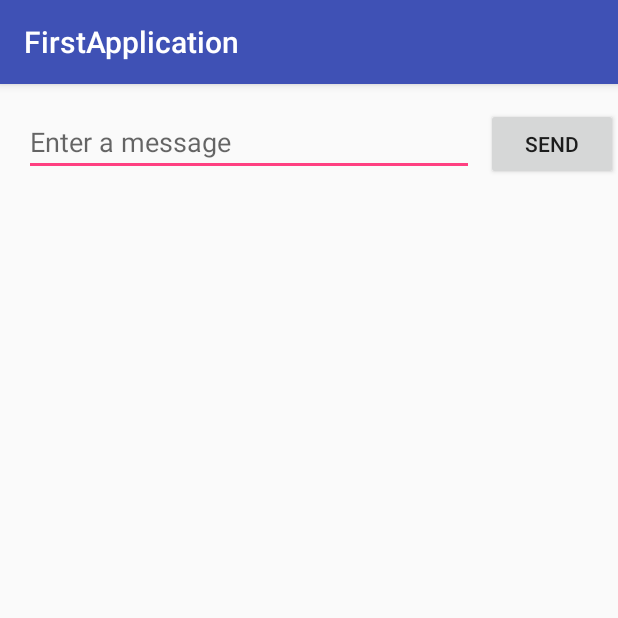
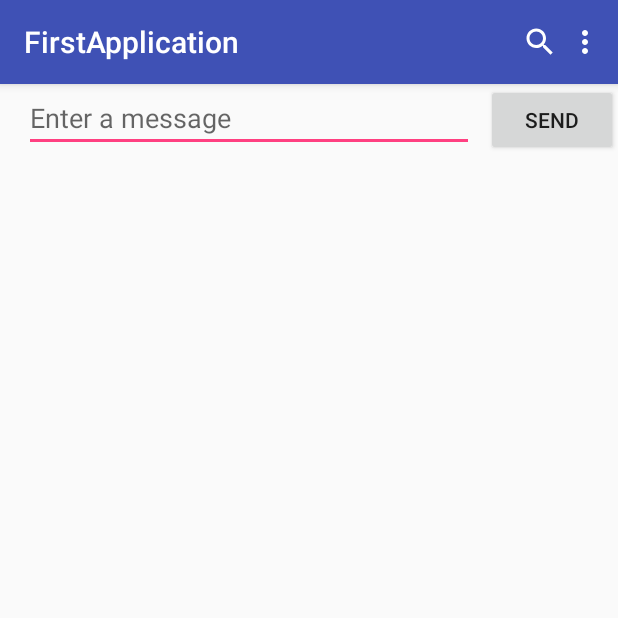
Before and after one commit to phirumtan/First-Application, an Android app: the screen it shows after launch (MainActivity), on a phone screen of 412 x 824 dp, the top half of it. Run offline under Robolectric (Android 15) with nearby library versions, the phone set to English and light mode, and no system bars.

Commit message:
1. The layout Editor 2. Basic Template 3. Activity

```diff
--- a/app/src/main/AndroidManifest.xml
+++ b/app/src/main/AndroidManifest.xml
@@ -10,6 +10,7 @@
         android:supportsRtl="true"
         android:theme="@style/AppTheme">
         <activity
+            android:theme="@style/AppTheme.NoActionBar"
             android:name=".MainActivity"
             android:label="@string/app_name">
             <intent-filter>
--- a/app/src/main/java/com/example/tanphirum/firstapplication/MainActivity.java
+++ b/app/src/main/java/com/example/tanphirum/firstapplication/MainActivity.java
@@ -1,16 +1,26 @@
 package com.example.tanphirum.firstapplication;
 
+import android.content.Context;
 import android.content.Intent;
+import android.net.Uri;
+import android.os.Build;
 import android.os.Bundle;
-import android.os.Handler;
+import android.support.v4.app.ShareCompat;
+import android.support.v4.content.ContextCompat;
+import android.support.v7.app.ActionBar;
 import android.support.v7.app.AppCompatActivity;
+import android.support.v7.widget.Toolbar;
+import android.util.Log;
+import android.view.Menu;
+import android.view.MenuItem;
 import android.view.View;
 import android.widget.Button;
 import android.widget.EditText;
-import android.widget.ProgressBar;
+import android.widget.Toast;
 
 public class MainActivity extends AppCompatActivity implements View.OnClickListener {
 
+    private static final String LOG_TAG = MainActivity.class.getSimpleName(); // constant tag log message
     public static final String EXT_KEY_MSG = "ext_key_msg";
 
     private EditText mEdtMsg;
@@ -21,6 +31,19 @@ public class MainActivity extends AppCompatActivity implements View.OnClickListe
     protected void onCreate(Bundle savedInstanceState) {
         super.onCreate(savedInstanceState);
         setContentView(R.layout.activity_main);
+
+        Toolbar toolbar = findViewById(R.id.toolbar);
+        toolbar.setTitleTextColor(ContextCompat.getColor(this, android.R.color.white));
+        setSupportActionBar(toolbar);
+
+        ActionBar actionBar = getSupportActionBar();
+        if (actionBar != null)
+            actionBar.setDisplayShowTitleEnabled(true);
+
+        if (Build.VERSION.SDK_INT >= Build.VERSION_CODES.LOLLIPOP) {
+            getWindow().setStatusBarColor(ContextCompat.getColor(this, android.R.color.holo_green_dark));
+        }
+        Log.d(LOG_TAG, "onCreate");
 
         mEdtMsg = findViewById(R.id.edt_enter_msg);
 
@@ -35,18 +58,91 @@ public class MainActivity extends AppCompatActivity implements View.OnClickListe
         startActivity(intent);
     }
 
+    public void openWebsite(String url) {
+        Uri webpage = Uri.parse(url);
+
+        Intent intent = new Intent(Intent.ACTION_VIEW, webpage);
+        // Find an activity to hand the intent and start that activity.
+        if (intent.resolveActivity(getPackageManager()) != null) {
+            startActivity(intent);
+        } else {
+            Log.d("ImplicitIntents", "Can't handle this intent!");
+        }
+    }
+
+    public void shareText(Context context, String msg) {
+        ShareCompat.IntentBuilder
+                .from(this)
+                .setType("text/plain")
+                .setChooserTitle("Share with: ")
+                .setText("hello share text content!!!")
+                .startChooser();
+    }
+
     @Override
     public void onClick(final View v) {
         switch (v.getId()) {
             case R.id.btn_send:
-                new Handler().postDelayed(new Runnable() {
-                    @Override
-                    public void run() {
-                        sendMessage(v);
-                    }
-                }, 3000);
-
+                sendMessage(v);
                 break;
         }
     }
+
+    @Override
+    public void onStart() {
+        super.onStart();
+        Log.d(LOG_TAG, "onStart");
+    }
+
+    @Override
+    public void onRestart() {
+        super.onRestart();
+        Log.d(LOG_TAG, "onRestart");
+    }
+
+    @Override
+    public void onResume() {
+        super.onResume();
+        Log.d(LOG_TAG, "onResume");
+    }
+
+    @Override
+    public void onPause() {
+        super.onPause();
+        Log.d(LOG_TAG, "onPause");
+    }
+
+    @Override
+    public void onStop() {
+        super.onStop();
+        Log.d(LOG_TAG, "onStop");
+    }
+
+    @Override
+    public void onDestroy() {
+        super.onDestroy();
+        Log.d(LOG_TAG, "onDestroy");
+    }
+
+    @Override
+    public boolean onCreateOptionsMenu(Menu menu) {
+        getMenuInflater().inflate(R.menu.menu_main, menu);
+        return super.onCreateOptionsMenu(menu);
+    }
+
+    @Override
+    public boolean onOptionsItemSelected(MenuItem item) {
+        switch (item.getItemId()) {
+            case R.id.action_grid:
+                Toast.makeText(this, "click grid", Toast.LENGTH_SHORT).show();
+                break;
+            case R.id.action_list:
+                Toast.makeText(this, "click list", Toast.LENGTH_SHORT).show();
+                break;
+            case R.id.action_settings:
+                Toast.makeText(this, "click settings", Toast.LENGTH_SHORT).show();
+                break;
+        }
+        return super.onOptionsItemSelected(item);
+    }
 }
--- /dev/null
+++ b/app/src/main/res/drawable/ic_grid.xml
@@ -0,0 +1,9 @@
+<vector xmlns:android="http://schemas.android.com/apk/res/android"
+        android:width="24dp"
+        android:height="24dp"
+        android:viewportWidth="24.0"
+        android:viewportHeight="24.0">
+    <path
+        android:fillColor="#FF000000"
+        android:pathData="M20,2L4,2c-1.1,0 -2,0.9 -2,2v16c0,1.1 0.9,2 2,2h16c1.1,0 2,-0.9 2,-2L22,4c0,-1.1 -0.9,-2 -2,-2zM8,20L4,20v-4h4v4zM8,14L4,14v-4h4v4zM8,8L4,8L4,4h4v4zM14,20h-4v-4h4v4zM14,14h-4v-4h4v4zM14,8h-4L10,4h4v4zM20,20h-4v-4h4v4zM20,14h-4v-4h4v4zM20,8h-4L16,4h4v4z"/>
+</vector>
--- /dev/null
+++ b/app/src/main/res/drawable/ic_search.xml
@@ -0,0 +1,9 @@
+<vector xmlns:android="http://schemas.android.com/apk/res/android"
+        android:width="24dp"
+        android:height="24dp"
+        android:viewportWidth="24.0"
+        android:viewportHeight="24.0">
+    <path
+        android:fillColor="#FFFFFFFF"
+        android:pathData="M15.5,14h-0.79l-0.28,-0.27C15.41,12.59 16,11.11 16,9.5 16,5.91 13.09,3 9.5,3S3,5.91 3,9.5 5.91,16 9.5,16c1.61,0 3.09,-0.59 4.23,-1.57l0.27,0.28v0.79l5,4.99L20.49,19l-4.99,-5zM9.5,14C7.01,14 5,11.99 5,9.5S7.01,5 9.5,5 14,7.01 14,9.5 11.99,14 9.5,14z"/>
+</vector>
--- /dev/null
+++ b/app/src/main/res/drawable/ic_settings_voice.xml
@@ -0,0 +1,9 @@
+<vector xmlns:android="http://schemas.android.com/apk/res/android"
+        android:width="24dp"
+        android:height="24dp"
+        android:viewportWidth="24.0"
+        android:viewportHeight="24.0">
+    <path
+        android:fillColor="#FFFFFFFF"
+        android:pathData="M7,24h2v-2L7,22v2zM12,13c1.66,0 2.99,-1.34 2.99,-3L15,4c0,-1.66 -1.34,-3 -3,-3S9,2.34 9,4v6c0,1.66 1.34,3 3,3zM11,24h2v-2h-2v2zM15,24h2v-2h-2v2zM19,10h-1.7c0,3 -2.54,5.1 -5.3,5.1S6.7,13 6.7,10L5,10c0,3.41 2.72,6.23 6,6.72L11,20h2v-3.28c3.28,-0.49 6,-3.31 6,-6.72z"/>
+</vector>
--- /dev/null
+++ b/app/src/main/res/drawable/ic_view_list.xml
@@ -0,0 +1,9 @@
+<vector xmlns:android="http://schemas.android.com/apk/res/android"
+        android:width="24dp"
+        android:height="24dp"
+        android:viewportWidth="24.0"
+        android:viewportHeight="24.0">
+    <path
+        android:fillColor="#FF000000"
+        android:pathData="M4,14h4v-4L4,10v4zM4,19h4v-4L4,15v4zM4,9h4L8,5L4,5v4zM9,14h12v-4L9,10v4zM9,19h12v-4L9,15v4zM9,5v4h12L21,5L9,5z"/>
+</vector>
--- a/app/src/main/res/layout/activity_main.xml
+++ b/app/src/main/res/layout/activity_main.xml
@@ -4,18 +4,23 @@
     android:layout_width="match_parent"
     android:layout_height="match_parent">
 
+    <include
+        android:id="@+id/app_bar"
+        layout="@layout/layout_appbar"
+        android:layout_width="match_parent"
+        android:layout_height="?attr/actionBarSize" />
+
     <android.support.v7.widget.AppCompatEditText
+        app:layout_constraintTop_toBottomOf="@+id/app_bar"
         android:id="@+id/edt_enter_msg"
         android:layout_width="0dp"
         android:layout_height="wrap_content"
         android:layout_marginLeft="16dp"
         android:layout_marginStart="16dp"
-        android:layout_marginTop="16dp"
         android:hint="@string/enter_a_message"
         app:layout_constraintEnd_toStartOf="@+id/btn_send"
         app:layout_constraintHorizontal_bias="0.5"
-        app:layout_constraintStart_toStartOf="parent"
-        app:layout_constraintTop_toTopOf="parent" />
+        app:layout_constraintStart_toStartOf="parent" />
 
     <android.support.v7.widget.AppCompatButton
         android:id="@+id/btn_send"
--- /dev/null
+++ b/app/src/main/res/layout/layout_appbar.xml
@@ -0,0 +1,46 @@
+<?xml version="1.0" encoding="utf-8"?>
+<android.support.design.widget.AppBarLayout xmlns:android="http://schemas.android.com/apk/res/android"
+    xmlns:app="http://schemas.android.com/apk/res-auto"
+    android:layout_width="match_parent"
+    android:layout_height="match_parent">
+
+    <RelativeLayout
+        android:layout_width="match_parent"
+        android:layout_height="wrap_content">
+
+        <android.support.v7.widget.Toolbar
+            android:id="@+id/toolbar"
+            android:layout_width="match_parent"
+            android:layout_height="?attr/actionBarSize"
+            android:theme="@style/AppTheme.AppBarOverlay"
+            app:popupTheme="@style/AppTheme.PopupOverlay" />
+
+        <LinearLayout
+            android:layout_width="match_parent"
+            android:layout_height="wrap_content"
+            android:layout_centerVertical="true"
+            android:gravity="end"
+            android:orientation="horizontal">
+
+            <ImageView
+                android:padding="5dp"
+                android:clickable="true"
+                android:focusable="true"
+                android:layout_width="wrap_content"
+                android:layout_height="wrap_content"
+                android:background="?attr/actionBarItemBackground"
+                android:src="@drawable/ic_search" />
+
+            <ImageView
+                android:visibility="invisible"
+                android:padding="5dp"
+                android:clickable="true"
+                android:focusable="true"
+                android:layout_width="wrap_content"
+                android:layout_height="wrap_content"
+                android:background="?attr/selectableItemBackgroundBorderless"
+                android:src="@drawable/ic_settings_voice" />
+        </LinearLayout>
+
+    </RelativeLayout>
+</android.support.design.widget.AppBarLayout>
--- a/app/src/main/res/menu/menu_main.xml
+++ b/app/src/main/res/menu/menu_main.xml
@@ -7,4 +7,16 @@
         android:orderInCategory="100"
         android:title="@string/action_settings"
         app:showAsAction="never" />
+
+    <item
+        android:icon="@drawable/ic_grid"
+        android:id="@+id/action_grid"
+        android:title="@string/title_grid"
+        app:showAsAction="never"/>
+
+    <item
+        android:icon="@drawable/ic_view_list"
+        android:id="@+id/action_list"
+        android:title="@string/title_list"
+        app:showAsAction="never"/>
 </menu>
--- a/app/src/main/res/values/colors.xml
+++ b/app/src/main/res/values/colors.xml
@@ -3,4 +3,5 @@
     <color name="colorPrimary">#3F51B5</color>
     <color name="colorPrimaryDark">#303F9F</color>
     <color name="colorAccent">#FF4081</color>
+    <color name="red">@android:color/holo_red_dark</color>
 </resources>
--- a/app/src/main/res/values/strings.xml
+++ b/app/src/main/res/values/strings.xml
@@ -4,4 +4,6 @@
     <string name="enter_a_message">Enter a message</string>
     <string name="send">send</string>
     <string name="sample_message">Sample Message</string>
+    <string name="title_grid">Grid</string>
+    <string name="title_list">list</string>
 </resources>
--- a/app/src/main/res/values/styles.xml
+++ b/app/src/main/res/values/styles.xml
@@ -4,7 +4,8 @@
     <style name="AppTheme" parent="Theme.AppCompat.Light.DarkActionBar">
         <!-- Customize your theme here. -->
         <item name="colorPrimary">@color/colorPrimary</item>
-        <item name="colorPrimaryDark">@color/colorPrimaryDark</item>
+        <item name="colorPrimaryDark">#ffcc0000</item>
+        // color status bar
         <item name="colorAccent">@color/colorAccent</item>
     </style>
 
@@ -13,7 +14,9 @@
         <item name="windowNoTitle">true</item>
     </style>
 
-    <style name="AppTheme.AppBarOverlay" parent="ThemeOverlay.AppCompat.Dark.ActionBar" />
+    <style name="AppTheme.AppBarOverlay" parent="ThemeOverlay.AppCompat.Dark.ActionBar">
+        <item name="android:textColorSecondary">@android:color/white</item>
+    </style>
 
     <style name="AppTheme.PopupOverlay" parent="ThemeOverlay.AppCompat.Light" />
 
```
Also changed, not shown: app/src/main/java/com/example/tanphirum/firstapplication/DisplayMessageActivity.java (+40 -0 lines), app/src/main/java/com/example/tanphirum/firstapplication/utils/MessageUtils.java (added, +11 -0 lines), app/src/main/res/layout/activity_main1.xml (+4 -4 lines).
